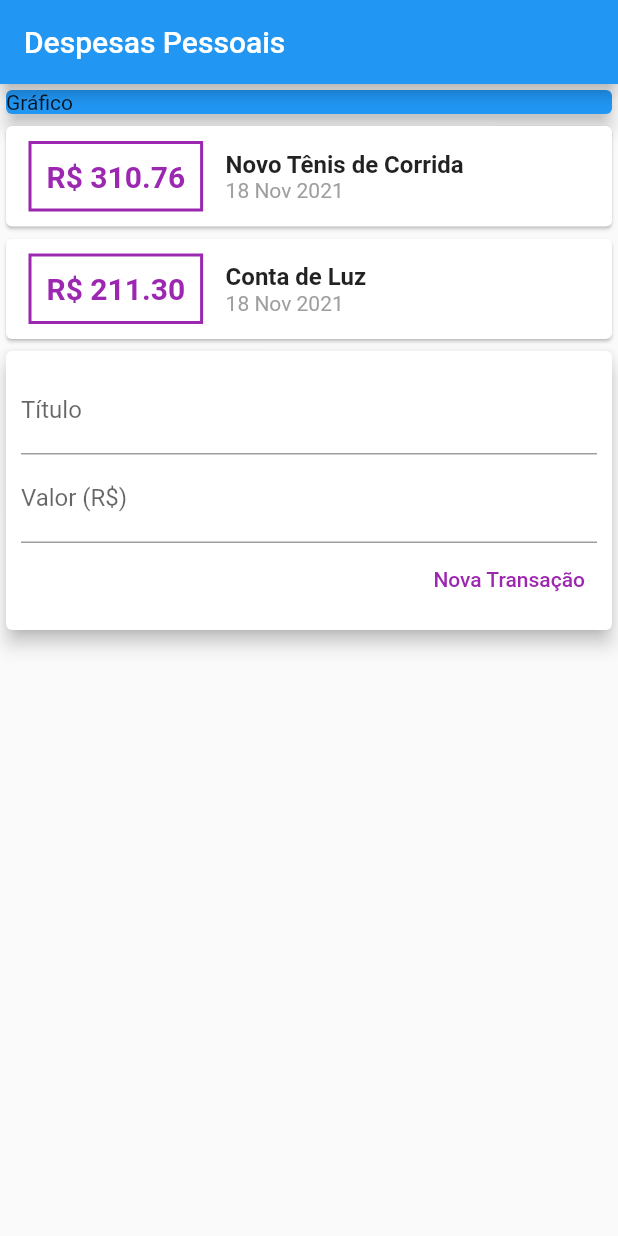
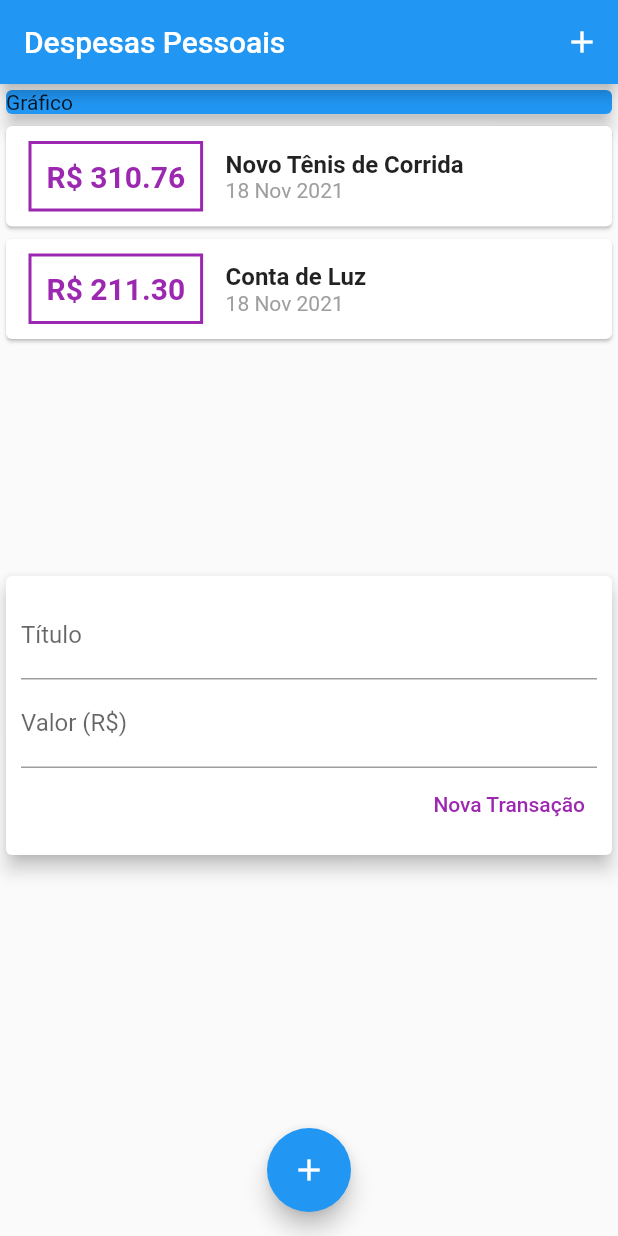
Before and after one commit to arthurfp/MyExpenses-Flutter, a Flutter app: the screen it shows after launch, after a tap on "Nova Transação", on a phone screen of 412 x 824 dp. Run offline on Flutter 3.47's test engine with Material 2 defaults, Android fonts, the phone set to English and light mode, and no system bars.

Commit message:
implmenting transaction support

```diff
--- a/lib/components/transaction_form.dart
+++ b/lib/components/transaction_form.dart
@@ -1,9 +1,23 @@
 import 'package:flutter/material.dart';
 
 class TransactionForm extends StatelessWidget {
-  TransactionForm({Key? key}) : super(key: key);
   final titleController = TextEditingController();
   final valueController = TextEditingController();
+
+  final void Function(String, double) onSubmit;
+
+  TransactionForm(this.onSubmit, {Key? key}) : super(key: key);
+
+  _submitForm() {
+    final title = titleController.text;
+    final value = double.tryParse(valueController.text) ?? 0;
+
+    if (title.isEmpty || value <= 0) {
+      return;
+    }
+
+    onSubmit(title, value);
+  }
 
   @override
   Widget build(BuildContext context) {
@@ -15,12 +29,16 @@ class TransactionForm extends StatelessWidget {
           children: [
             TextField(
               controller: titleController,
+              onSubmitted: (_) => _submitForm(),
               decoration: const InputDecoration(
                 labelText: 'Título',
               ),
             ),
             TextField(
               controller: valueController,
+              keyboardType:
+                  const TextInputType.numberWithOptions(decimal: true),
+              onSubmitted: (_) => _submitForm(),
               decoration: const InputDecoration(
                 labelText: 'Valor (R\$)',
               ),
@@ -35,10 +53,7 @@ class TransactionForm extends StatelessWidget {
                       color: Colors.purple,
                     ),
                   ),
-                  onPressed: () {
-                    print(titleController.text);
-                    print(valueController.text);
-                  },
+                  onPressed: _submitForm,
                 )
               ],
             ),
--- a/lib/components/transaction_list.dart
+++ b/lib/components/transaction_list.dart
@@ -9,8 +9,12 @@ class TransactionList extends StatelessWidget {
 
   @override
   Widget build(BuildContext context) {
-    return Column(
-      children: transactions.map((tr) {
+    return SizedBox(
+      height: 300,
+      child: ListView.builder(
+        itemCount: transactions.length,
+        itemBuilder: (ctx, index) {
+          final tr = transactions[index];
           return Card(
             child: Row(
               children: [
@@ -56,7 +60,8 @@ class TransactionList extends StatelessWidget {
               ],
             ),
           );
-      }).toList(),
+        },
+      ),
     );
   }
 }
--- a/lib/main.dart
+++ b/lib/main.dart
@@ -19,8 +19,15 @@ class MyHomePage extends StatelessWidget {
     return Scaffold(
       appBar: AppBar(
         title: const Text('Despesas Pessoais'),
+        actions: [
+          IconButton(
+            icon: const Icon(Icons.add),
+            onPressed: () {},
           ),
-      body: Column(
+        ],
+      ),
+      body: SingleChildScrollView(
+        child: Column(
           crossAxisAlignment: CrossAxisAlignment.stretch,
           children: const [
             SizedBox(
@@ -33,6 +40,12 @@ class MyHomePage extends StatelessWidget {
             TransactionUser(),
           ],
         ),
+      ),
+      floatingActionButton: FloatingActionButton(
+        child: const Icon(Icons.add),
+        onPressed: () {},
+      ),
+      floatingActionButtonLocation: FloatingActionButtonLocation.centerFloat,
     );
   }
 }
```
Also changed, not shown: lib/components/transaction_user.dart (+15 -1 lines). Lines whose indentation alone changed are shown as unchanged.
